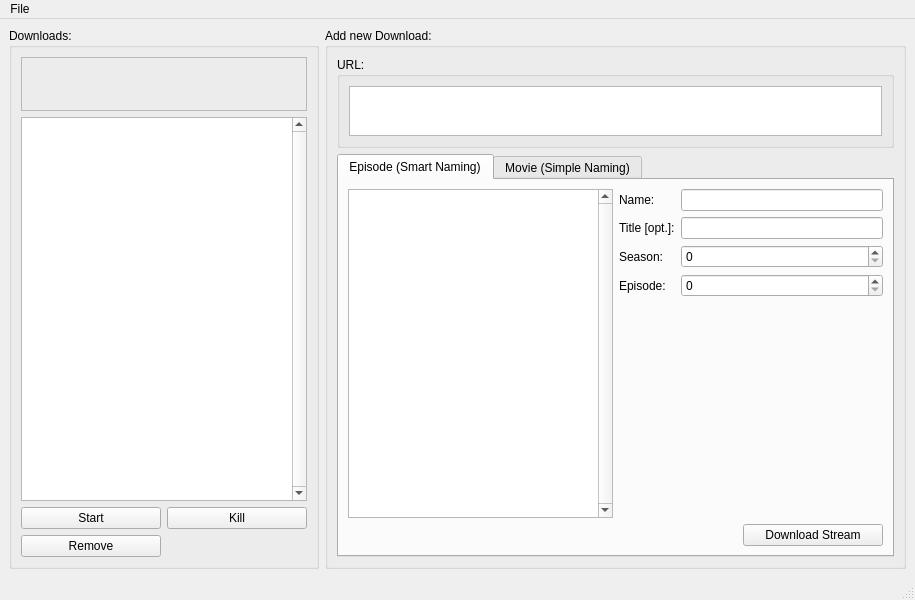
Above: qt4-layout/gui.ui from boon-code/mp-layer before the change. Below: the same form after it.
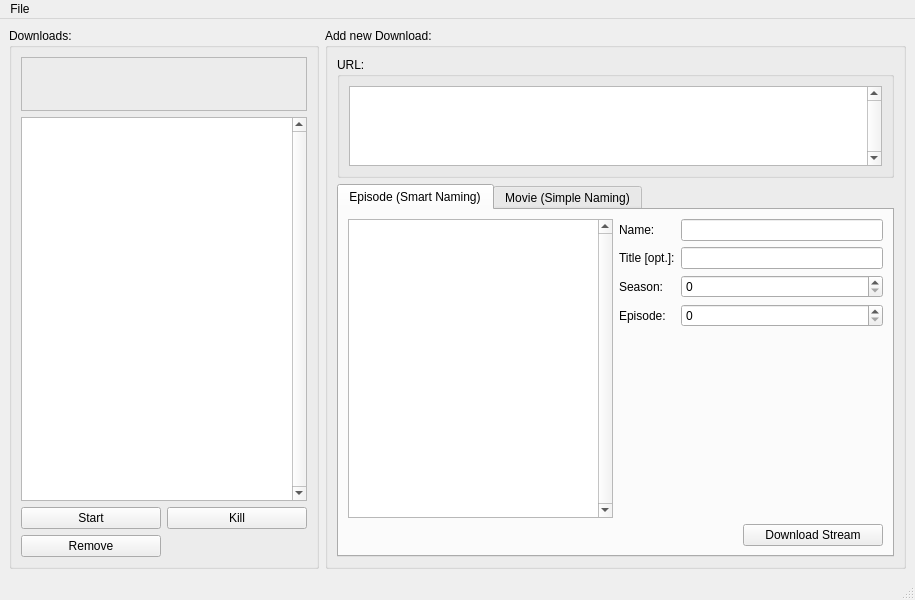
That is the form after the change. Custom widgets are drawn as their Qt base class.

What changed in the file:
```diff
--- a/qt4-layout/gui.ui
+++ b/qt4-layout/gui.ui
@@ -204,9 +204,15 @@
             <property name="maximumSize">
              <size>
               <width>16777215</width>
-              <height>50</height>
+              <height>80</height>
              </size>
             </property>
+            <property name="verticalScrollBarPolicy">
+             <enum>Qt::ScrollBarAlwaysOn</enum>
+            </property>
+            <property name="horizontalScrollBarPolicy">
+             <enum>Qt::ScrollBarAlwaysOff</enum>
+            </property>
            </widget>
           </item>
          </layout>
```
Left out of the diff: 2 changed lines with no effect on the pictures.
